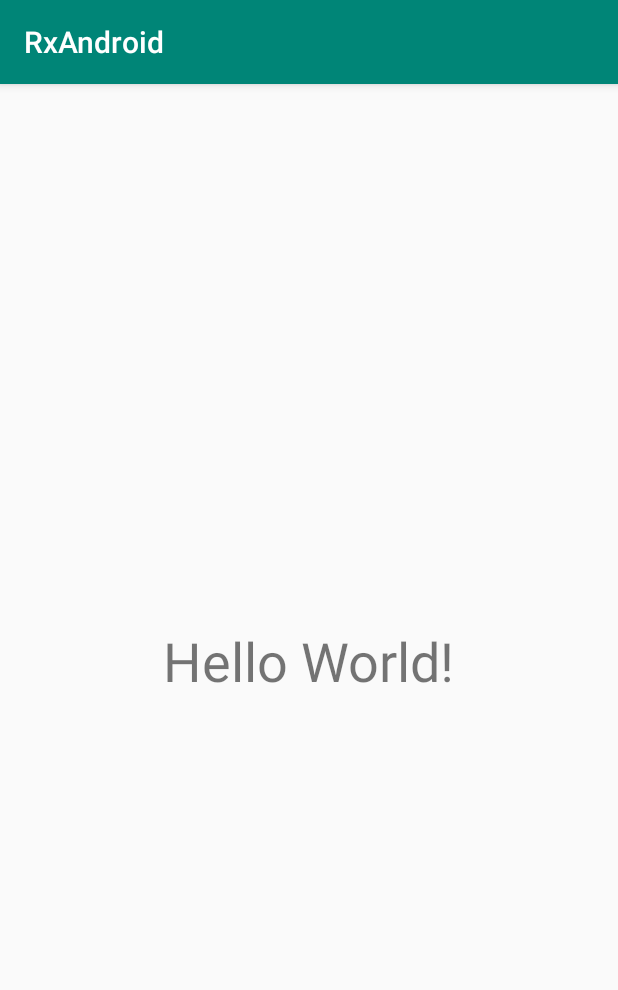
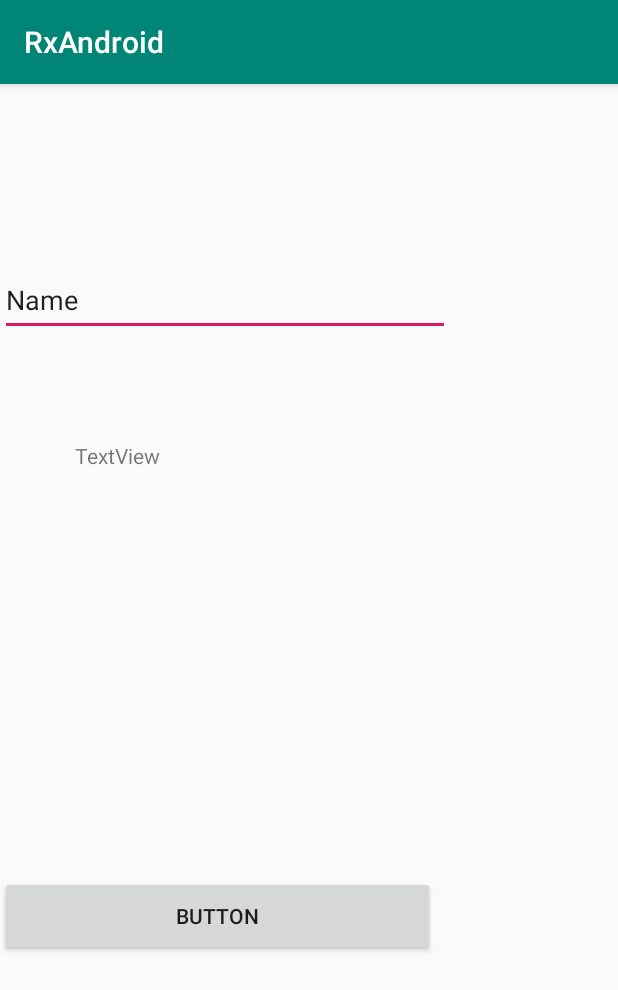
Before and after one commit to syedabdulsamad/RxAndroid, an Android app: the screen it shows after launch (MainActivity), on a phone screen of 412 x 824 dp. Shown: the top 990 px of the screen. Run offline under Robolectric (Android 15) with nearby library versions, the phone set to English and light mode, and no system bars; our stand-ins replace RxJava; 3 statements that could not run were skipped.

Commit message:
Examples of all the disfferent subjects. Added dependency for RxBinding.

```diff
--- a/app/build.gradle
+++ b/app/build.gradle
@@ -28,6 +28,7 @@ dependencies {
     implementation 'com.android.support.constraint:constraint-layout:1.1.3'
     implementation "io.reactivex.rxjava2:rxjava:2.2.0"
     implementation 'io.reactivex.rxjava2:rxandroid:2.0.2'
+    implementation 'com.jakewharton.rxbinding3:rxbinding:3.0.0-alpha2'
     testImplementation 'junit:junit:4.12'
     androidTestImplementation 'com.android.support.test:runner:1.0.2'
     androidTestImplementation 'com.android.support.test.espresso:espresso-core:3.0.2'
--- a/app/src/main/java/com/example/rxandroid/MainActivity.java
+++ b/app/src/main/java/com/example/rxandroid/MainActivity.java
@@ -11,6 +11,9 @@ import java.util.ArrayList;
 import io.reactivex.Observable;
 import io.reactivex.observers.DisposableObserver;
 import io.reactivex.subjects.AsyncSubject;
+import io.reactivex.subjects.BehaviorSubject;
+import io.reactivex.subjects.PublishSubject;
+import io.reactivex.subjects.ReplaySubject;
 
 public class MainActivity extends AppCompatActivity {
 
@@ -23,6 +26,11 @@ public class MainActivity extends AppCompatActivity {
     // Example of AsyncSubject
     AsyncSubject<Student> asyncSubject;
 
+
+    AsyncSubject<String> asyncSubject2;
+    BehaviorSubject<String> behaviourSubject;
+    PublishSubject<String> publishSubject;
+    ReplaySubject<String> replaySubject;
 
     @Override
     protected void onDestroy() {
@@ -57,7 +65,7 @@ public class MainActivity extends AppCompatActivity {
             @Override
             public void onNext(Student s) {
                 //  textView.setText(s);
-                Log.d(TAG, "" + s.getName());
+                Log.d(TAG, "" + s.getAddress());
             }
 
             @Override
@@ -73,6 +81,104 @@ public class MainActivity extends AppCompatActivity {
         //observable.subscribeWith(disposableObserver);
 
         // Async subject subscribing with Observer.
-        asyncSubject.subscribe(disposableObserver);
+        // asyncSubject.subscribe(disposableObserver);
+        //  asyncSubjectExample();
+        //  behaviourSubjectExample();
+        //  publishSubjectExample();
+        replaySubjectExample();
+
+
+
+    }
+
+    private void asyncSubjectExample() {
+
+        Log.d(TAG, "********** Async Subject Example **************");
+
+        asyncSubject2 = AsyncSubject.create();
+        asyncSubject2.onNext("Syed Abdul Samad");
+
+        asyncSubject2.subscribe(getDisposableObserver());
+        asyncSubject2.onNext("Qanita Abdul Samad");
+
+        asyncSubject2.subscribe(getDisposableObserver());
+
+        asyncSubject2.onNext("Holah Samad");
+        asyncSubject2.onComplete();
+        asyncSubject2.subscribe(getDisposableObserver());
+
+    }
+
+    private void behaviourSubjectExample() {
+        // Behaviour subject emits the most recent value that is emitted before
+        // subscription and all the susiquent values after that
+        Log.d(TAG, "********** Behaviour Subject Example **************");
+
+        behaviourSubject = BehaviorSubject.createDefault("Name");
+        behaviourSubject.subscribe(getDisposableObserver());
+        behaviourSubject.onNext("Syed");
+
+        behaviourSubject.subscribe(getDisposableObserver());
+        behaviourSubject.onNext("Qanita");
+
+        behaviourSubject.subscribe(getDisposableObserver());
+
+        behaviourSubject.onNext("Holah");
+        behaviourSubject.subscribe(getDisposableObserver());
+        behaviourSubject.onComplete();
+
+    }
+
+    private void publishSubjectExample() {
+        // Behaviour subject emits the most recent value that is emitted before
+        // subscription and all the susiquent values after that
+
+        Log.d(TAG, "********** Publish Subject Example **************");
+
+        publishSubject = PublishSubject.create();
+        publishSubject.subscribe(getDisposableObserver());
+        publishSubject.onNext("Syed");
+        publishSubject.onNext("Qanita");
+        publishSubject.subscribe(getDisposableObserver());
+        publishSubject.onNext("Holah");
+        publishSubject.onComplete();
+    }
+
+    private void replaySubjectExample() {
+        // Behaviour subject emits the most recent value that is emitted before
+        // subscription and all the susiquent values after that
+
+        Log.d(TAG, "********** Replay Subject Example **************");
+
+        replaySubject = ReplaySubject.create();
+        replaySubject.subscribe(getDisposableObserver());
+        replaySubject.onNext("Syed");
+        replaySubject.onNext("Qanita");
+        replaySubject.subscribe(getDisposableObserver());
+        replaySubject.onNext("Holah");
+        replaySubject.onComplete();
+    }
+
+
+
+    private DisposableObserver<String> getDisposableObserver() {
+
+        DisposableObserver<String> dObserver = new DisposableObserver<String>() {
+            @Override
+            public void onNext(String s) {
+                Log.d(TAG, s);
+            }
+
+            @Override
+            public void onError(Throwable e) {
+                Log.d(TAG, e.getMessage());
+            }
+
+            @Override
+            public void onComplete() {
+                Log.d(TAG, "On Complete");
+            }
+        };
+        return dObserver;
     }
 }
--- a/app/src/main/res/layout/activity_main.xml
+++ b/app/src/main/res/layout/activity_main.xml
@@ -6,15 +6,36 @@
     android:layout_height="match_parent"
     tools:context=".MainActivity">
 
+    <Button
+        android:id="@+id/button"
+        android:layout_width="290dp"
+        android:layout_height="53dp"
+        android:layout_marginTop="70dp"
+        android:layout_marginBottom="8dp"
+        android:text="Button"
+        app:layout_constraintBottom_toBottomOf="parent"
+        app:layout_constraintTop_toBottomOf="@+id/textView"
+        app:layout_constraintVertical_bias="0.45"
+        tools:layout_editor_absoluteX="47dp" />
+
     <TextView
         android:id="@+id/textView"
-        android:layout_width="wrap_content"
-        android:layout_height="wrap_content"
-        android:text="Hello World!"
-        android:textSize="36sp"
-        app:layout_constraintBottom_toBottomOf="parent"
-        app:layout_constraintLeft_toLeftOf="parent"
-        app:layout_constraintRight_toRightOf="parent"
-        app:layout_constraintTop_toTopOf="parent" />
+        android:layout_width="303dp"
+        android:layout_height="73dp"
+        android:layout_marginStart="50dp"
+        android:layout_marginTop="70dp"
+        android:text="TextView"
+        app:layout_constraintStart_toStartOf="parent"
+        app:layout_constraintTop_toBottomOf="@+id/editText" />
 
+    <EditText
+        android:id="@+id/editText"
+        android:layout_width="300dp"
+        android:layout_height="48dp"
+        android:layout_marginTop="120dp"
+        android:ems="10"
+        android:inputType="textPersonName"
+        android:text="Name"
+        app:layout_constraintTop_toTopOf="parent"
+        tools:layout_editor_absoluteX="50dp" />
 </android.support.constraint.ConstraintLayout>
```
